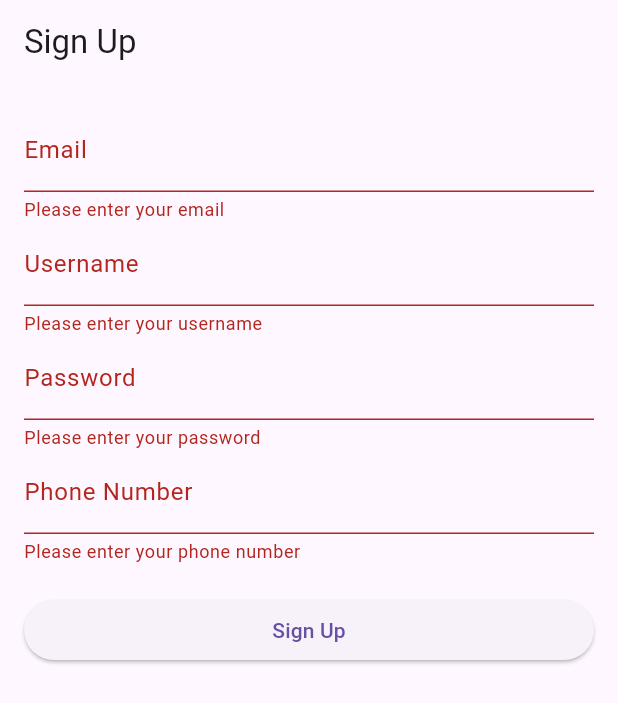
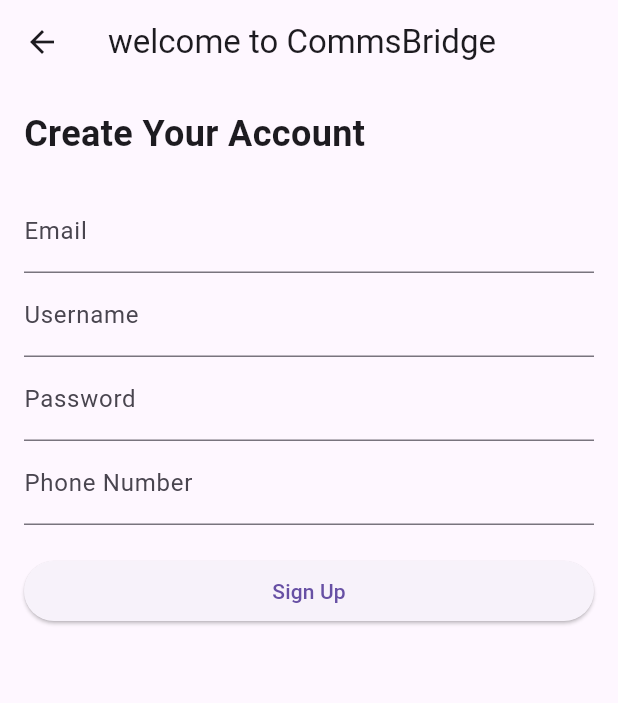
Before and after one commit to Tijanifareed/comms_bridge_frontend, a Flutter app: the screen it shows after launch, after a tap on "Sign Up", on a phone screen of 412 x 824 dp. Shown: the top 703 px of the screen. Run offline on Flutter 3.47's test engine with Material 3 defaults, Android fonts, the light colour scheme and no system bars; network calls fail.

Commit message:
landing page done

```diff
--- a/lib/main.dart
+++ b/lib/main.dart
@@ -1,8 +1,17 @@
 import 'package:flutter/material.dart';
 import 'screens/signup_screen.dart' ;// Adjust the path to your file
+import 'screens/landing_screen.dart';
 
 void main() {
-  runApp(MaterialApp(
-    home: SignUpScreen(),
-  ));
+  runApp(MyApp());
 }
+
+class MyApp extends StatelessWidget {
+  @override
+  Widget build(BuildContext context) {
+    return MaterialApp(
+      debugShowCheckedModeBanner: false,
+      home: LandingScreen(), // We will create this screen next
+    );
+  }
+}
--- /dev/null
+++ b/lib/screens/landing_screen.dart
@@ -0,0 +1,95 @@
+import 'package:flutter/material.dart';
+import 'signup_screen.dart' ;// Adjust the path to your file
+
+
+class LandingScreen extends StatefulWidget {
+  @override
+  _LandingScreenState createState() => _LandingScreenState();
+}
+
+class _LandingScreenState extends State<LandingScreen> {
+  @override
+  Widget build(BuildContext context) {
+    return Scaffold(
+      backgroundColor: Colors.blueAccent,
+      body: Padding(
+          padding: const EdgeInsets.all(5.0),
+          child: Column(
+            mainAxisAlignment: MainAxisAlignment.start,
+            crossAxisAlignment: CrossAxisAlignment.center,
+            children: [
+              SizedBox(height:1),
+              Image.network(
+                'https://img.freepik.com/free-photo/hearing-issues-collage-design_23-2149831018.jpg?uid=R161737532&ga=GA1.1.635440889.1723451368',
+                height: 350,
+                width: 350,
+              ),
+              SizedBox(height:20),
+
+              Text(
+                'Welcome to CommsBridge',
+                style: TextStyle(
+                  fontWeight: FontWeight.bold,
+                  fontSize: 27,
+                  color: Colors.black,
+                ),
+                textAlign: TextAlign.center,
+              ),
+              SizedBox(height: 5),
+              Text(
+                  'Empowering Your Communication',
+                style: TextStyle(
+                  color: Colors.black,
+                  fontSize: 15,
+                  fontWeight: FontWeight.normal,
+                ),
+                textAlign: TextAlign.center,
+              ),
+              SizedBox(height: 20),
+              ElevatedButton(
+                  onPressed: () {
+                    Navigator.push(
+                        context,
+                        MaterialPageRoute(builder: (context)=> SignUpScreen()),
+                    );
+                  },
+                child: Text('Sign Up'),
+                style: ElevatedButton.styleFrom(
+                  foregroundColor: Colors.blueAccent,
+                    backgroundColor: Colors.black,
+                  padding: EdgeInsets.symmetric(horizontal: 50, vertical: 15),
+
+                ),
+              ),
+              SizedBox(height: 10),
+              TextButton(
+                  onPressed: (){
+                Navigator.push(
+                  context,
+                  MaterialPageRoute(builder: (context) => LoginScreen()),
+                );
+              }, child: Text(
+                'Already have an account? Login',
+                style: TextStyle(
+                  color: Colors.black,
+                ),
+              ))
+            ],
+          )
+      )
+
+    );
+  }
+}
+
+
+
+class LoginScreen extends StatelessWidget {
+  @override
+  Widget build(BuildContext context) {
+    return Scaffold(
+      appBar: AppBar(title: Text('Login')),
+      body: Center(child: Text('Login Screen')),
+    );
+  }
+}
--- a/lib/screens/signup_screen.dart
+++ b/lib/screens/signup_screen.dart
@@ -1,6 +1,7 @@
 import 'package:flutter/material.dart';
 import 'dart:convert'; // For JSON encoding/decoding
 import 'package:http/http.dart' as http; // Import http package
+import 'login_screen.dart';
 
 class SignUpScreen extends StatefulWidget {
   @override
@@ -20,7 +21,7 @@
   // Method to handle Sign-Up button press
   void _handleSignUp() async {
     if (_formKey.currentState!.validate()) {
-      final url = Uri.parse('http://192.168.244.167:8080/create/new/account');
+      final url = Uri.parse('http://192.168.191.167:8080/create/new/account');
       final headers = {'Content-Type': 'application/json'};
       final body = jsonEncode({
         'userEmail': _emailController.text,
@@ -37,11 +38,11 @@
           ScaffoldMessenger.of(context).showSnackBar(
             SnackBar(content: Text('Sign-Up Successful!')),
           );
-          // Clear the form fields
-          _emailController.clear();
-          _userNameController.clear();
-          _passwordController.clear();
-          _phoneController.clear();
+          Navigator.pushReplacement(
+              context,
+              MaterialPageRoute(builder: (context) => LoginScreen()),
+          );
+
         } else {
           // Handle error response
           ScaffoldMessenger.of(context).showSnackBar(
@@ -61,11 +62,25 @@
   Widget build(BuildContext context) {
     return Scaffold(
       appBar: AppBar(
-        title: Text('Sign Up'),
+        title: Text('welcome to CommsBridge'),
       ),
       body: Padding(
         padding: const EdgeInsets.all(16.0),
-        child: Form(
+        child: Column(
+          crossAxisAlignment: CrossAxisAlignment.stretch,
+          children: [
+            // Add text at the top
+            Text(
+              'Create Your Account',
+              style: TextStyle(
+                fontSize: 24, // Adjust the font size as needed
+                fontWeight: FontWeight.bold, // Make it bold
+              ),
+            ),
+            SizedBox(height: 20), // Add some space between the text and the form
+
+            // Form
+            Form(
               key: _formKey,
               child: Column(
                 crossAxisAlignment: CrossAxisAlignment.stretch,
@@ -132,6 +147,8 @@
                 ],
               ),
             ),
+          ],
+        ),
       ),
     );
   }
--- a/pubspec.yaml
+++ b/pubspec.yaml
@@ -54,6 +54,7 @@
 # The following section is specific to Flutter packages.
 flutter:
 
+
   # The following line ensures that the Material Icons font is
   # included with your application, so that you can use the icons in
   # the material Icons class.
```
Also changed, not shown: lib/screens/login_screen.dart (+71 -0 lines), lib/screens/home_screen.dart (added), 1 other file. Lines whose indentation alone changed are shown as unchanged.
